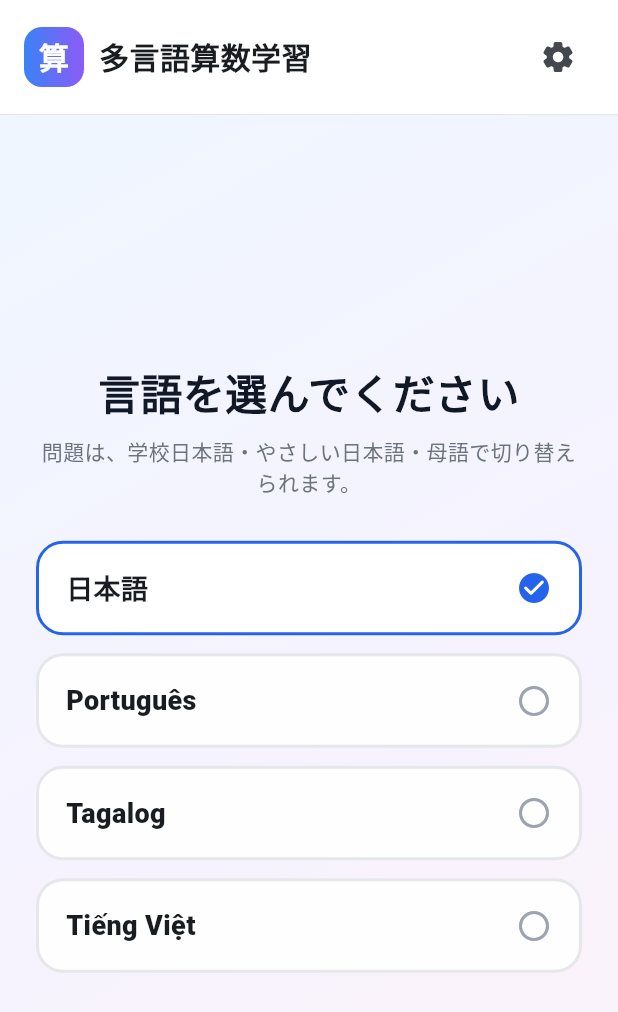
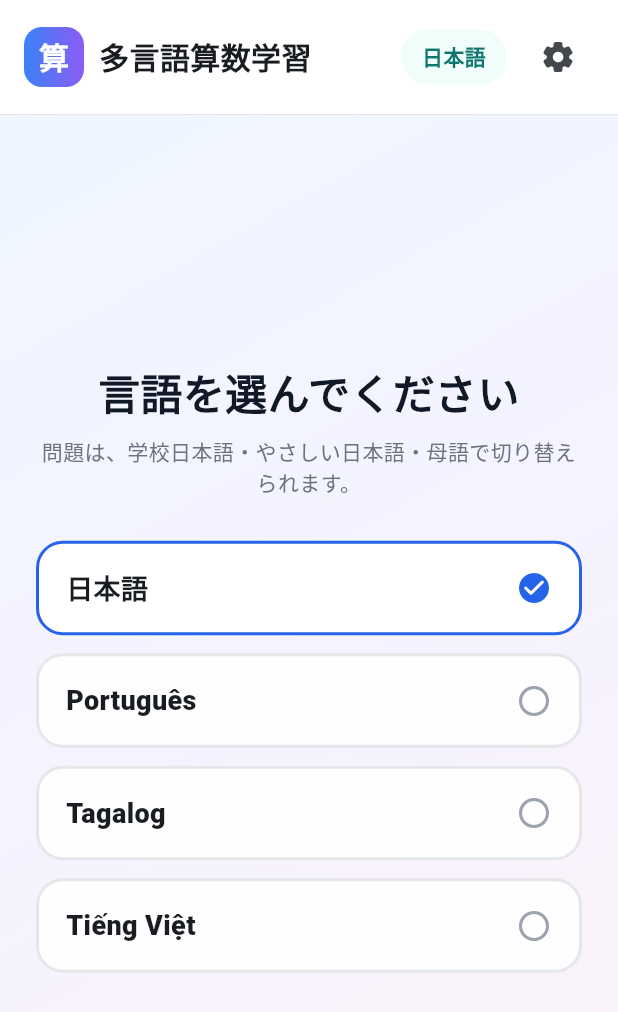
Before and after one commit to alex3333python/syuwa-study, a Flutter app: the screen it shows after launch, on a phone screen of 412 x 824 dp. Shown: the top 1012 px of the screen. Run offline on Flutter 3.47's test engine with Material 3 defaults, Android fonts, the phone set to English and light mode, and no system bars; our stand-ins replace flutter_tts, shared_preferences, video_player; Roboto replaces fonts that are missing (GenInterfaceJP).

Commit message:
Show the selected language in the header.
Adds a teal pill left of settings (distinct from the old streak/XP/level colors) using each language's display label.

Co-authored-by: Noeru Sugiyama <alex3333python@users.noreply.github.com>

```diff
--- a/lib/main.dart
+++ b/lib/main.dart
@@ -891,6 +891,7 @@ class _HomePageState extends State<HomePage> {
         child: Column(
           children: [
             Header(
+              language: selectedLanguage,
               onSettingsTap: goToSettings,
             ),
             Expanded(child: body),
--- a/lib/widgets/Header.dart
+++ b/lib/widgets/Header.dart
@@ -1,10 +1,14 @@
 import 'package:flutter/material.dart';
 
+import '../models/app_language.dart';
+
 class Header extends StatelessWidget {
+  final AppLanguage language;
   final VoidCallback onSettingsTap;
 
   const Header({
     super.key,
+    required this.language,
     required this.onSettingsTap,
   });
 
@@ -48,10 +52,34 @@ class Header extends StatelessWidget {
               ),
             ],
           ),
-          IconButton(
-            tooltip: '設定',
-            icon: const Icon(Icons.settings_rounded),
-            onPressed: onSettingsTap,
+          Row(
+            children: [
+              Container(
+                padding: const EdgeInsets.symmetric(
+                  horizontal: 14,
+                  vertical: 8,
+                ),
+                decoration: BoxDecoration(
+                  // Teal — distinct from the old streak (orange), XP (yellow),
+                  // and level (indigo) pills.
+                  color: const Color(0xFFF0FDFA),
+                  borderRadius: BorderRadius.circular(999),
+                ),
+                child: Text(
+                  language.label,
+                  style: const TextStyle(
+                    fontWeight: FontWeight.bold,
+                    color: Color(0xFF0F766E),
+                  ),
+                ),
+              ),
+              const SizedBox(width: 10),
+              IconButton(
+                tooltip: '設定',
+                icon: const Icon(Icons.settings_rounded),
+                onPressed: onSettingsTap,
+              ),
+            ],
           ),
         ],
       ),
```
